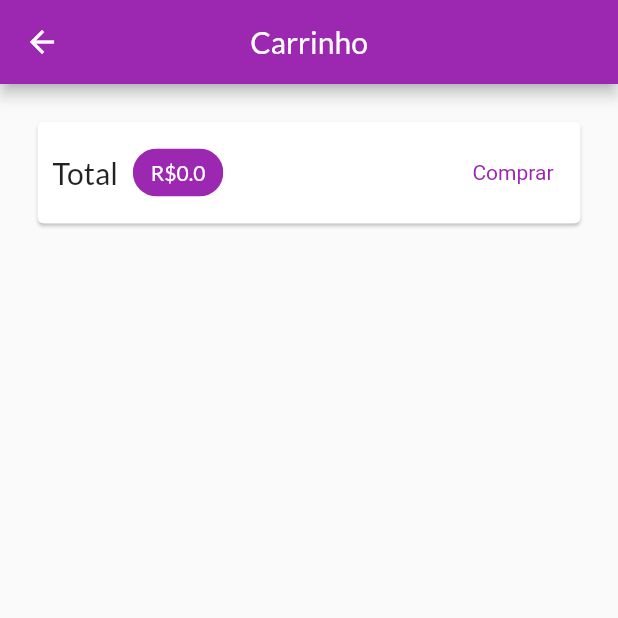
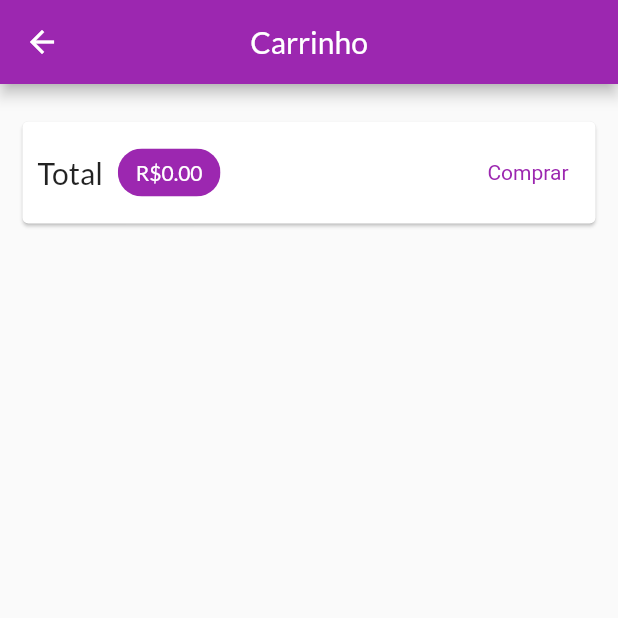
Before and after one commit to absjuniordev/shop, a Flutter app: the CartPae screen opened by its route, on a phone screen of 412 x 824 dp, the top half of it. Run offline on Flutter 3.47's test engine with Material 2 defaults, Android fonts, the phone set to English and light mode, and no system bars; network calls fail.

Commit message:
Itens do carrinho

```diff
--- a/lib/pages/cart_page.dart
+++ b/lib/pages/cart_page.dart
@@ -21,7 +21,10 @@ class CartPae extends StatelessWidget {
       body: Column(
         children: [
           Card(
-            margin: const EdgeInsets.all(25),
+            margin: const EdgeInsets.symmetric(
+              horizontal: 15,
+              vertical: 25,
+            ),
             child: Padding(
               padding: const EdgeInsets.all(10),
               child: Row(
@@ -38,7 +41,7 @@ class CartPae extends StatelessWidget {
                   ),
                   Chip(
                     backgroundColor: Theme.of(context).colorScheme.primary,
-                    label: Text('R\$${cart.totalAmount}',
+                    label: Text('R\$${cart.totalAmount.toStringAsFixed(2)}',
                         style: TextStyle(
                           color: Theme.of(context)
                               .primaryTextTheme
```
Also changed, not shown: lib/components/cart_item.dart (+24 -1 lines).
